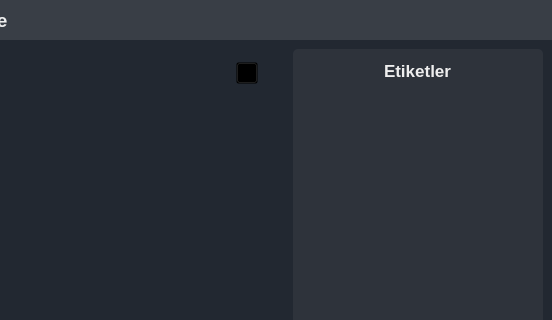
This is templates/ui/mainWindow.ui in ismaildrcn/data-labeling as Qt 5 draws it before an edit; both pictures show x 746 to 1298 and y 0 to 320 of the 1298 by 720 pixel window. The edited form follows.
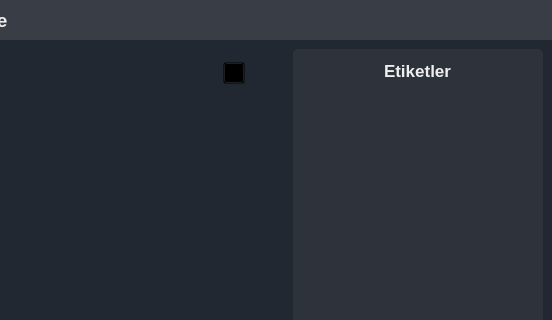
This is the edited form. Icons and pictures are not drawn.

Commit message: Added metadata to archive file for checking authorized

What changed in the file:
```diff
--- a/templates/ui/mainWindow.ui
+++ b/templates/ui/mainWindow.ui
@@ -1866,6 +1866,13 @@
                       </property>
                      </widget>
                     </item>
+                    <item>
+                     <widget class="QLabel" name="label_authorized">
+                      <property name="text">
+                       <string/>
+                      </property>
+                     </widget>
+                    </item>
                    </layout>
                   </widget>
                  </item>
```
Left out of the diff: 3 changed lines with no effect on the pictures. The commit also changes 5 other files.
